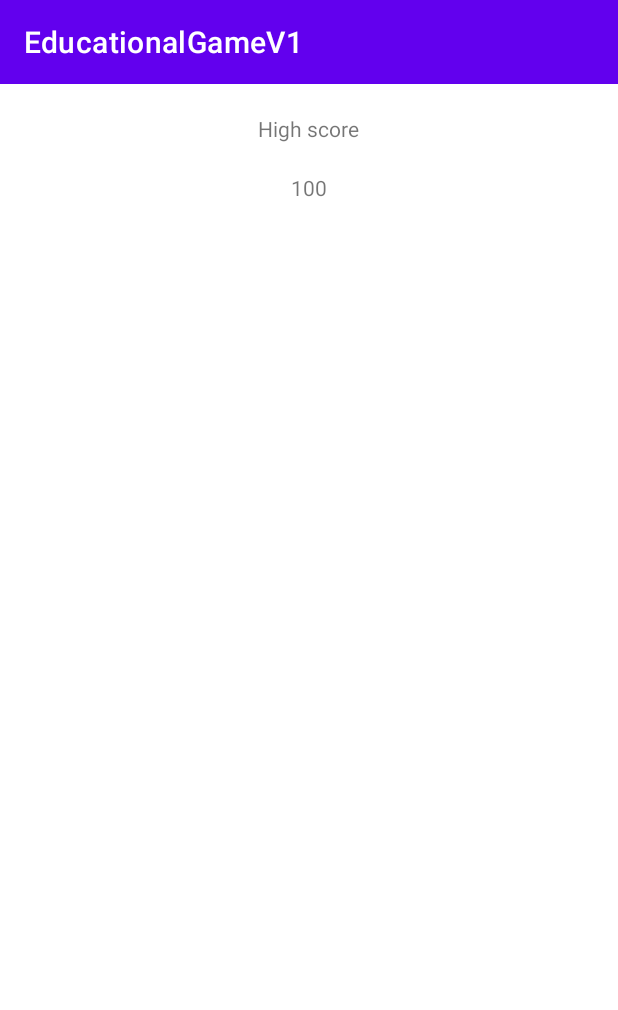
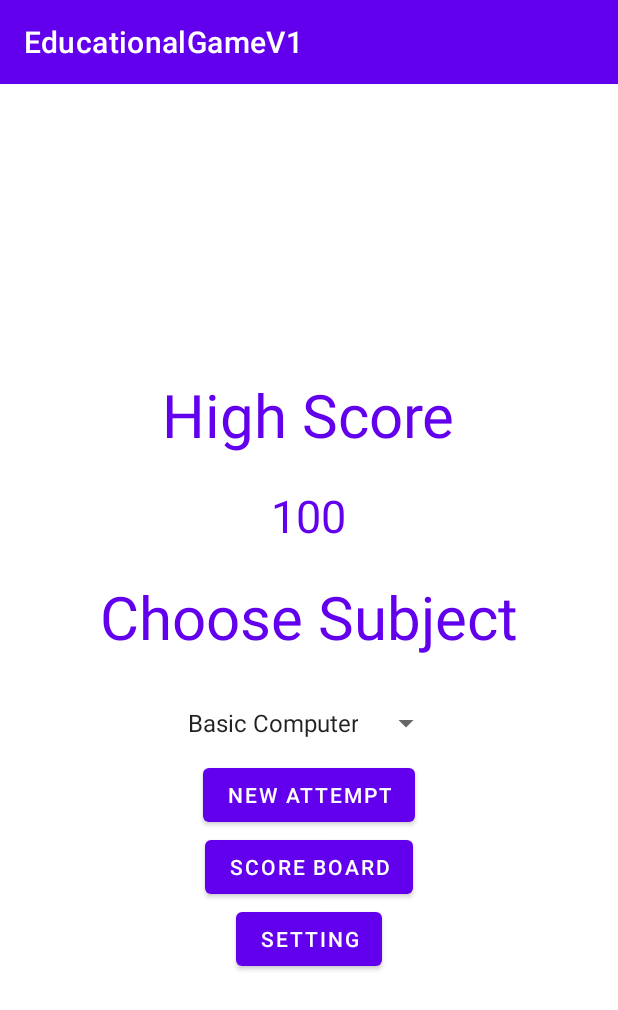
Before and after one commit to HoangAnhNguyen269/EducationalGameV1, an Android app: the screen it shows after launch (MainActivity), on a phone screen of 412 x 824 dp. Shown: the top 1010 px of the screen. Run offline under Robolectric (Android 15) with nearby library versions, the phone set to English and light mode, and no system bars.

Commit message:
set up the main screen layout-no decor yet

```diff
--- a/app/src/main/res/layout/activity_main.xml
+++ b/app/src/main/res/layout/activity_main.xml
@@ -15,16 +15,63 @@
         layout="@layout/toolbar_main"
         app:layout_constraintStart_toStartOf="parent" />
 
+    <androidx.appcompat.widget.LinearLayoutCompat
+        android:layout_width="match_parent"
+        android:layout_height="match_parent"
+        android:gravity="center"
+        android:orientation="vertical"
+       >
+
         <TextView
-            android:layout_margin="20dp"
-            android:id="@+id/high_score_lable"
+            style="@style/headline"
+            android:id="@+id/high_score_label"
             android:layout_width="wrap_content"
             android:layout_height="wrap_content"
-            android:text="High score" />
+            android:text="High Score" />
+
         <TextView
+            style="@style/headline_content"
             android:id="@+id/high_score"
             android:layout_width="wrap_content"
             android:layout_height="wrap_content"
             android:text="100" />
 
+        <TextView
+            style="@style/headline"
+            android:id="@+id/choose_subject_label"
+            android:layout_width="wrap_content"
+            android:layout_height="wrap_content"
+            android:text="Choose Subject" />
+
+
+        <Spinner
+            android:id="@+id/level_spinner"
+            android:layout_width="wrap_content"
+            android:layout_height="wrap_content"
+            android:entries="@array/subjects"
+            android:minHeight="48dp"
+            android:textAlignment="center" />
+
+        <Button
+            android:id="@+id/new_attempt"
+            android:layout_width="wrap_content"
+            android:layout_height="wrap_content"
+            android:text="New Attempt" />
+
+        <Button
+            android:id="@+id/score_board"
+            android:layout_width="wrap_content"
+            android:layout_height="wrap_content"
+            android:text="Score Board" />
+        <Button
+            android:id="@+id/setting"
+            android:layout_width="wrap_content"
+            android:layout_height="wrap_content"
+            android:text="Setting" />
+
+
+    </androidx.appcompat.widget.LinearLayoutCompat>
+
+
+
 </androidx.appcompat.widget.LinearLayoutCompat>
--- a/app/src/main/res/values/strings.xml
+++ b/app/src/main/res/values/strings.xml
@@ -1,3 +1,7 @@
 <resources>
     <string name="app_name">EducationalGameV1</string>
+    <string-array name="subjects">
+        <item>Basic Computer</item>
+        <item>Math</item>
+    </string-array>
 </resources>
--- /dev/null
+++ b/app/src/main/res/values/styles.xml
@@ -0,0 +1,13 @@
+<?xml version="1.0" encoding="utf-8"?>
+<resources>
+    <style name= "headline" parent="TextAppearance.AppCompat.Display2">
+        <item name="android:textColor">?attr/colorPrimary</item>
+        <item name="android:textSize">40dp</item>
+        <item name="android:layout_margin">20dp</item>
+    </style>
+    <style name="headline_content" parent ="TextAppearance.AppCompat.Light.SearchResult.Subtitle">
+        <item name ="android:textColor">?attr/colorPrimary</item>
+        <item name="android:textSize">30dp</item>
+    </style>
+
+</resources>
```
